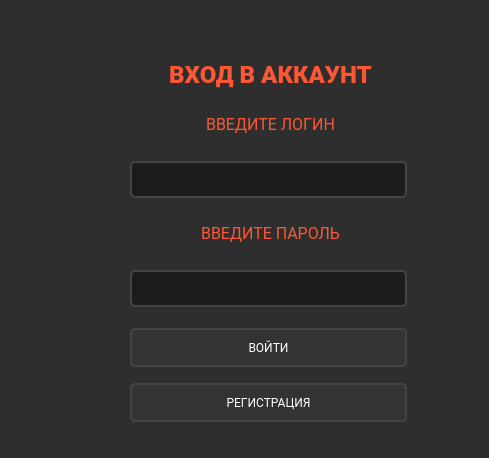
This is src/auth/auth.ui in maks2134/RepetitorPlatform as Qt 5 draws it before an edit. The edited form follows.
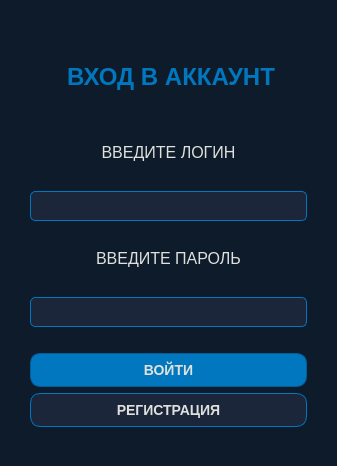
This is the edited form.

What changed in the file:
```diff
--- a/src/auth/auth.ui
+++ b/src/auth/auth.ui
@@ -6,87 +6,92 @@
    <rect>
     <x>0</x>
     <y>0</y>
-    <width>489</width>
-    <height>458</height>
+    <width>337</width>
+    <height>466</height>
    </rect>
   </property>
   <property name="windowTitle">
    <string>Auth</string>
   </property>
   <property name="styleSheet">
-   <string notr="true">QWidget {
-    background-color: #2E2E2E;
-    color: #FFFFFF;
-    font-family: Roboto, sans-serif;
+   <string notr="true">/* Общий стиль для окна */
+QWidget {
+    background-color: #0d1b2a; /* Глубокий синий фон */
+    color: #e0e1dd; /* Светло-серый текст */
+    font-family: &quot;Arial&quot;, sans-serif;
+    font-size: 14px;
 }
 
-QLabel {
-    font-size: 18px;
-    color: #FF5733;
-    padding: 10px;
+/* Заголовок */
+QLabel#label {
+    color: #0077be; /* Ярко-синий акцент для заголовка */
+    font-size: 20px;
+    font-weight: bold;
     text-align: center;
+    margin-bottom: 10px;
 }
 
+/* Стиль для других QLabel */
+QLabel {
+    color: #e0e1dd; /* Светло-серый текст */
+    font-size: 14px;
+}
+
+/* Поля ввода */
 QLineEdit {
-    border: 2px solid #444;
+    background-color: #1b263b; /* Темно-синий фон для ввода */
+    border: 1px solid #0077be; /* Ярко-синяя рамка */
+    color: #e0e1dd; /* Светлый текст */
+    padding: 5px;
     border-radius: 5px;
-    padding: 8px;
-    background-color: #1C1C1C;
-    color: #FFFFFF;
-    margin: 10px 0;
 }
 
+QLineEdit:focus {
+    border: 1px solid #00aaff; /* Голубая рамка при фокусе */
+}
+
+/* Кнопки */
 QPushButton {
-    border: 2px solid #444;
-    border-radius: 5px;
-    background-color: #333;
-    color: #FFFFFF;
-    padding: 10px;
-    margin: 5px 0;
+    background-color: #0077be; /* Ярко-синий фон */
+    color: #e0e1dd; /* Светлый текст */
+    border: 1px solid #005f99; /* Темно-синяя рамка */
+    border-radius: 10px;
+    padding: 8px;
+    font-weight: bold;
 }
 
 QPushButton:hover {
-    background-color: #FF5733;
+    background-color: #005f99; /* Темно-синий фон при наведении */
+    color: #e0e1dd; /* Светлый текст */
 }
 
 QPushButton:pressed {
-    background-color: #C70039;
+    background-color: #003f66; /* Более глубокий синий при нажатии */
+    border: 1px solid #003f66;
 }
 
-QGroupBox {
-    border: 2px solid #FF5733;
-    border-radius: 10px;
-    padding: 20px;
-    margin: 20px;
+/* Кнопка регистрации (вторичная) */
+QPushButton#pushButton_2 {
+    background-color: #1b263b; /* Темно-синий фон */
+    border: 1px solid #0077be; /* Ярко-синяя рамка */
+    color: #e0e1dd; /* Светлый текст */
+}
+
+QPushButton#pushButton_2:hover {
+    background-color: #0077be; /* Ярко-синий фон при наведении */
+    color: #0d1b2a; /* Темный текст для контраста */
 }</string>
   </property>
   <widget class="QWidget" name="layoutWidget">
    <property name="geometry">
     <rect>
-     <x>130</x>
+     <x>30</x>
      <y>50</y>
      <width>277</width>
      <height>377</height>
     </rect>
    </property>
    <layout class="QGridLayout" name="gridLayout">
-    <item row="5" column="0">
-     <widget class="QPushButton" name="pushButton">
-      <property name="styleSheet">
-       <string notr="true"/>
-      </property>
-      <property name="text">
-       <string>ВОЙТИ</string>
-      </property>
-     </widget>
-    </item>
-    <item row="4" column="0">
-     <widget class="QLineEdit" name="lineEdit_2">
-      <property name="styleSheet">
-       <string notr="true"/>
-      </property>
-     </widget>
-    </item>
     <item row="0" column="0">
      <widget class="QLabel" name="label">
       <property name="toolTip">
@@ -100,10 +105,37 @@
       </property>
      </widget>
     </item>
+    <item row="4" column="0">
+     <widget class="QLineEdit" name="lineEdit_2">
+      <property name="styleSheet">
+       <string notr="true"/>
+      </property>
+     </widget>
+    </item>
+    <item row="2" column="0">
+     <widget class="QLineEdit" name="lineEdit">
+      <property name="styleSheet">
+       <string notr="true"/>
+      </property>
+     </widget>
+    </item>
+    <item row="3" column="0">
+     <widget class="QLabel" name="label_3">
+      <property name="toolTip">
+       <string>&lt;html&gt;&lt;head/&gt;&lt;body&gt;&lt;p&gt;&lt;br/&gt;&lt;/p&gt;&lt;/body&gt;&lt;/html&gt;</string>
+      </property>
+      <property name="styleSheet">
+       <string notr="true"/>
+      </property>
+      <property name="text">
+       <string>&lt;html&gt;&lt;head/&gt;&lt;body&gt;&lt;p align=&quot;center&quot;&gt;&lt;span style=&quot; font-size:12pt;&quot;&gt;ВВЕДИТЕ ПАРОЛЬ&lt;/span&gt;&lt;/p&gt;&lt;/body&gt;&lt;/html&gt;</string>
+      </property>
+     </widget>
+    </item>
     <item row="1" column="0">
      <widget class="QLabel" name="label_2">
       <property name="toolTip">
-       <string>&lt;html&gt;&lt;head/&gt;&lt;body&gt;&lt;p&gt;&lt;span style=&quot; font-size:24pt;&quot;&gt;ВХОД В АККАУНТ&lt;/span&gt;&lt;/p&gt;&lt;/body&gt;&lt;/html&gt;</string>
+       <string>&lt;html&gt;&lt;head/&gt;&lt;body&gt;&lt;p&gt;&lt;br/&gt;&lt;/p&gt;&lt;/body&gt;&lt;/html&gt;</string>
       </property>
       <property name="styleSheet">
        <string notr="true"/>
@@ -113,14 +145,17 @@
       </property>
      </widget>
     </item>
-    <item row="2" column="0">
-     <widget class="QLineEdit" name="lineEdit">
-      <property name="styleSheet">
-       <string notr="true"/>
-      </property>
-     </widget>
-    </item>
     <item row="6" column="0">
+     <widget class="QPushButton" name="pushButton">
+      <property name="styleSheet">
+       <string notr="true"/>
+      </property>
+      <property name="text">
+       <string>ВОЙТИ</string>
+      </property>
+     </widget>
+    </item>
+    <item row="7" column="0">
      <widget class="QPushButton" name="pushButton_2">
       <property name="styleSheet">
        <string notr="true"/>
@@ -130,18 +165,18 @@
       </property>
      </widget>
     </item>
-    <item row="3" column="0">
-     <widget class="QLabel" name="label_3">
-      <property name="toolTip">
-       <string>&lt;html&gt;&lt;head/&gt;&lt;body&gt;&lt;p&gt;&lt;span style=&quot; font-size:24pt;&quot;&gt;ВХОД В АККАУНТ&lt;/span&gt;&lt;/p&gt;&lt;/body&gt;&lt;/html&gt;</string>
+    <item row="5" column="0">
+     <spacer name="horizontalSpacer">
+      <property name="orientation">
+       <enum>Qt::Orientation::Horizontal</enum>
       </property>
-      <property name="styleSheet">
-       <string notr="true"/>
+      <property name="sizeHint" stdset="0">
+       <size>
+        <width>40</width>
+        <height>20</height>
+       </size>
       </property>
-      <property name="text">
-       <string>&lt;html&gt;&lt;head/&gt;&lt;body&gt;&lt;p align=&quot;center&quot;&gt;&lt;span style=&quot; font-size:12pt;&quot;&gt;ВВЕДИТЕ ПАРОЛЬ&lt;/span&gt;&lt;/p&gt;&lt;/body&gt;&lt;/html&gt;</string>
-      </property>
-     </widget>
+     </spacer>
     </item>
    </layout>
   </widget>
```
